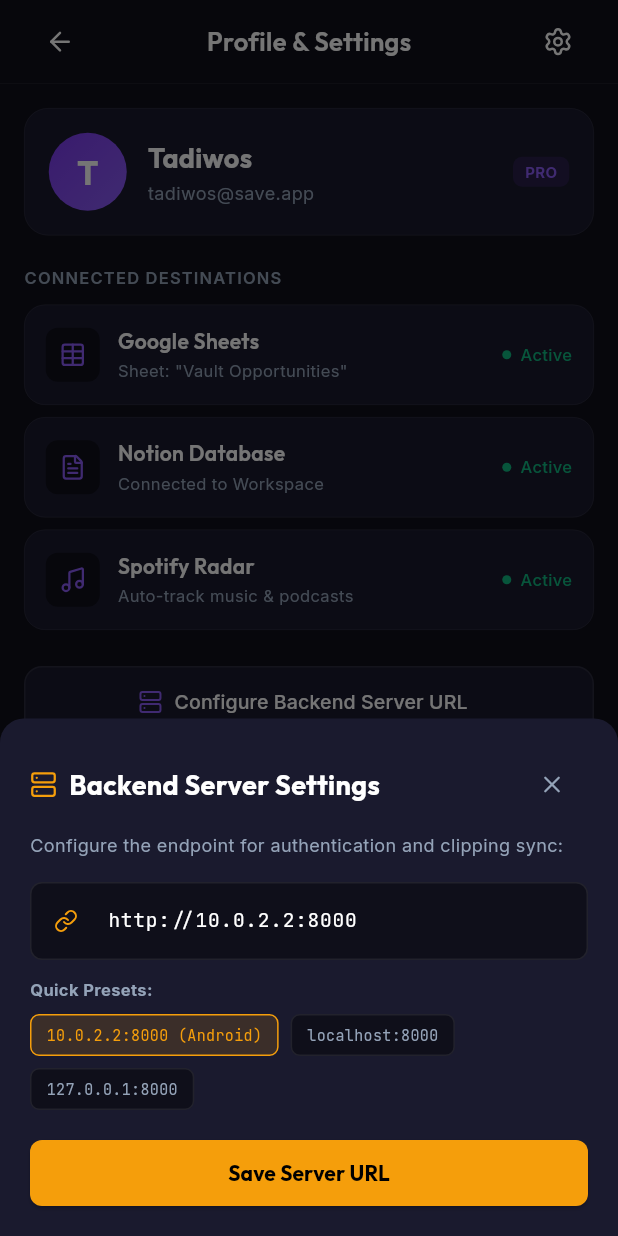
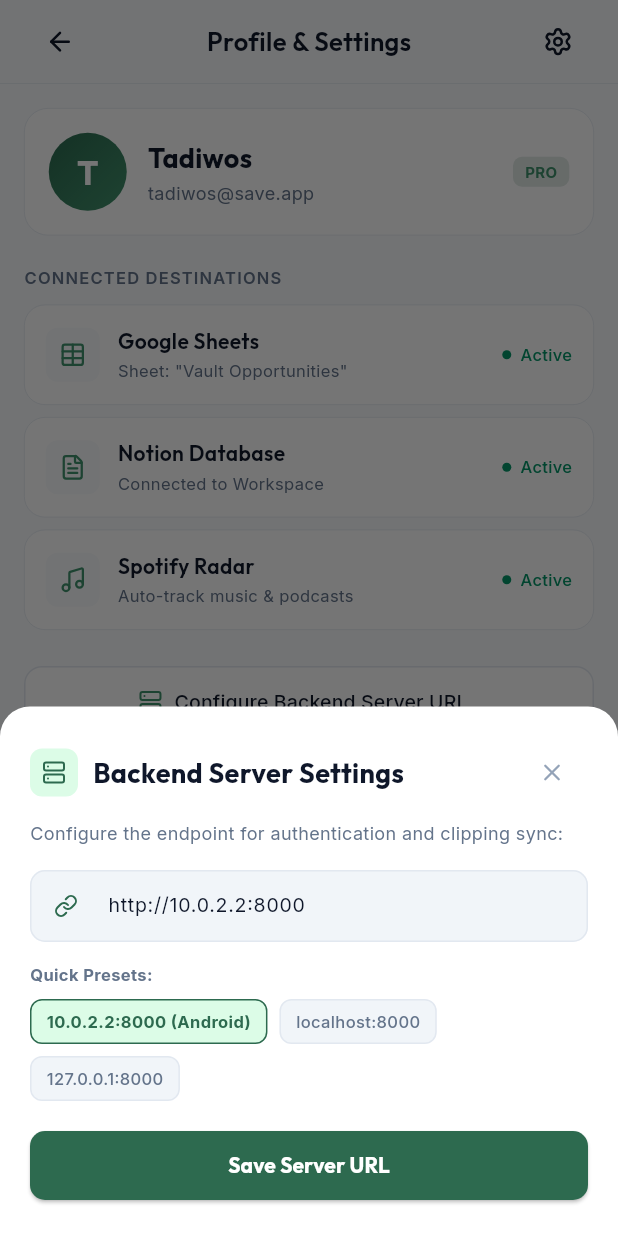
Before and after one commit to tad12e/Save, a Flutter app: the ProfileScreen screen opened directly, after a tap on "Configure Backend Server URL", on a phone screen of 412 x 824 dp. Run offline on Flutter 3.47's test engine with Material 3 defaults, Android fonts, the phone set to English and light mode, and no system bars; our stand-ins replace google_fonts, lucide_icons_flutter, shared_preferences; accounts and stored records are empty; network calls fail.

Commit message:
feat(mobile/core): setup dark/light theme, app routing, and api service

```diff
--- a/mobile/lib/core/theme.dart
+++ b/mobile/lib/core/theme.dart
@@ -2,32 +2,56 @@
 import 'package:google_fonts/google_fonts.dart';
 
 class AppTheme {
-  // Brand Colors (Violet & Dark Palette)
-  static const Color primaryViolet = Color(0xFF7C3AED);
-  static const Color primaryVioletLight = Color(0xFF8B5CF6);
-  static const Color primaryVioletMuted = Color(0x337C3AED);
+  // Brand Colors (Green & White Theme Palette)
+  static const Color primaryGreen = Color(0xFF2D6A4F); // Deep Forest Green
+  static const Color primaryGreenLight = Color(0xFF40916C); // Vibrant Green
+  static const Color primaryGreenMuted = Color(0x1F2D6A4F); // rgba(45, 106, 79, 0.12)
+  static const Color primaryGreenBg = Color(0xFFDCFCE7); // Soft Mint Green Tint
 
-  static const Color background = Color(0xFF0F0F1A);
-  static const Color surface = Color(0xFF141424);
-  static const Color surfaceCard = Color(0xFF1A1A2E);
+  // Brand Colors (Violet Light Palette - secondary)
+  static const Color primaryViolet = Color(0xFF2D6A4F);
+  static const Color primaryVioletLight = Color(0xFF40916C);
+  static const Color primaryVioletMuted = Color(0x1F2D6A4F);
+  static const Color primaryVioletBg = Color(0xFFDCFCE7);
 
-  static const Color inactiveGrey = Color(0xFF64748B);
-  static const Color textWhite = Color(0xFFFFFFFF);
-  static const Color textMuted = Color(0xFF94A3B8);
-  static const Color borderSubtle = Color(0x14FFFFFF); // rgba(255, 255, 255, 0.08)
+  // Backgrounds & Surfaces (Light Theme)
+  static const Color background = Color(0xFFF8FAFC); // Slate-50 off-white
+  static const Color surface = Color(0xFFFFFFFF); // Pure crisp white
+  static const Color surfaceCard = Color(0xFFFFFFFF); // White cards
+  static const Color surfaceMuted = Color(0xFFF1F5F9); // Slate-100 container fill
 
-  static const Color amberAlert = Color(0xFFF59E0B);
-  static const Color primaryAmber = Color(0xFFF59E0B);
-  static const Color borderAmber = Color(0x33F59E0B);
-  static const Color trendGreen = Color(0xFF10B981);
-  static const Color urgencyRed = Color(0xFFEF4444);
+  // Text & Typography Colors
+  static const Color textPrimary = Color(0xFF0F172A); // Slate-900 high-contrast
+  static const Color textWhite = Color(0xFF0F172A); // Alias for compatibility
+  static const Color textMuted = Color(0xFF64748B); // Slate-500 secondary
+  static const Color inactiveGrey = Color(0xFF94A3B8); // Slate-400 inactive
 
-  static ThemeData get darkTheme {
+  // Borders & Dividers
+  static const Color borderSubtle = Color(0xFFE2E8F0); // Slate-200 clean light border
+  static const Color borderLight = Color(0xFFF1F5F9); // Slate-100 very subtle border
+
+  // Status Colors
+  static const Color amberAlert = Color(0xFFD97706); // Amber-600
+  static const Color amberAlertBg = Color(0xFFFEF3C7); // Amber-100
+  static const Color primaryAmber = Color(0xFFD97706);
+  static const Color borderAmber = Color(0xFFFDE68A);
+
+  static const Color trendGreen = Color(0xFF059669); // Emerald-600
+  static const Color trendGreenBg = Color(0xFFD1FAE5); // Emerald-100
+
+  static const Color urgencyRed = Color(0xFFDC2626); // Red-600
+  static const Color urgencyRedBg = Color(0xFFFEE2E2); // Red-100
+
+  // Light Theme Definition
+  static ThemeData get lightTheme {
     return ThemeData(
-      brightness: Brightness.dark,
+      brightness: Brightness.light,
       scaffoldBackgroundColor: background,
       primaryColor: primaryViolet,
-      colorScheme: const ColorScheme.dark(
+      canvasColor: surface,
+      cardColor: surfaceCard,
+      dividerColor: borderSubtle,
+      colorScheme: const ColorScheme.light(
         primary: primaryViolet,
         secondary: primaryVioletLight,
         surface: surface,
@@ -37,27 +61,27 @@
         headlineLarge: GoogleFonts.outfit(
           fontSize: 26,
           fontWeight: FontWeight.bold,
-          color: textWhite,
+          color: textPrimary,
         ),
         headlineMedium: GoogleFonts.outfit(
           fontSize: 22,
           fontWeight: FontWeight.w600,
-          color: textWhite,
+          color: textPrimary,
         ),
         titleLarge: GoogleFonts.outfit(
           fontSize: 18,
           fontWeight: FontWeight.w600,
-          color: textWhite,
+          color: textPrimary,
         ),
         titleMedium: GoogleFonts.outfit(
           fontSize: 15,
           fontWeight: FontWeight.w600,
-          color: textWhite,
+          color: textPrimary,
         ),
         bodyLarge: GoogleFonts.inter(
           fontSize: 14,
           fontWeight: FontWeight.normal,
-          color: textWhite,
+          color: textPrimary,
         ),
         bodyMedium: GoogleFonts.inter(
           fontSize: 12,
@@ -76,7 +100,8 @@
         ),
       ),
       appBarTheme: const AppBarTheme(
-        backgroundColor: background,
+        backgroundColor: surface,
+        foregroundColor: textPrimary,
         elevation: 0,
         centerTitle: false,
       ),
@@ -84,10 +109,13 @@
         color: surfaceCard,
         elevation: 0,
         shape: RoundedRectangleBorder(
-          side: BorderSide(color: borderSubtle, width: 0.5),
+          side: BorderSide(color: borderSubtle, width: 1.0),
           borderRadius: BorderRadius.all(Radius.circular(16)),
         ),
       ),
     );
   }
+
+  // Backward compatibility alias for darkTheme getter
+  static ThemeData get darkTheme => lightTheme;
 }
--- a/mobile/lib/screens/settings/server_settings_modal.dart
+++ b/mobile/lib/screens/settings/server_settings_modal.dart
@@ -11,9 +11,9 @@
     return showModalBottomSheet(
       context: context,
       isScrollControlled: true,
-      backgroundColor: AppTheme.surfaceCard,
+      backgroundColor: AppTheme.surface,
       shape: const RoundedRectangleBorder(
-        borderRadius: BorderRadius.vertical(top: Radius.circular(16)),
+        borderRadius: BorderRadius.vertical(top: Radius.circular(20)),
       ),
       builder: (ctx) => const ServerSettingsModal(),
     );
@@ -58,7 +58,9 @@
       ScaffoldMessenger.of(context).showSnackBar(
         SnackBar(
           content: Text('Backend URL set to: $url'),
-          backgroundColor: AppTheme.surfaceCard,
+          backgroundColor: AppTheme.primaryViolet,
+          behavior: SnackBarBehavior.floating,
+          shape: RoundedRectangleBorder(borderRadius: BorderRadius.circular(10)),
         ),
       );
     }
@@ -68,7 +70,7 @@
   Widget build(BuildContext context) {
     return Padding(
       padding: EdgeInsets.only(
-        bottom: MediaQuery.of(context).viewInsets.bottom + 20,
+        bottom: MediaQuery.of(context).viewInsets.bottom + 24,
         left: 20,
         right: 20,
         top: 20,
@@ -82,20 +84,28 @@
             children: [
               Row(
                 children: [
-                  const Icon(LucideIcons.server, size: 18, color: AppTheme.primaryAmber),
-                  const SizedBox(width: 8),
+                  Container(
+                    width: 32,
+                    height: 32,
+                    decoration: BoxDecoration(
+                      color: AppTheme.primaryVioletBg,
+                      borderRadius: BorderRadius.circular(8),
+                    ),
+                    child: const Icon(LucideIcons.server, size: 16, color: AppTheme.primaryViolet),
+                  ),
+                  const SizedBox(width: 10),
                   Text(
                     'Backend Server Settings',
                     style: GoogleFonts.outfit(
                       fontSize: 18,
                       fontWeight: FontWeight.bold,
-                      color: AppTheme.textWhite,
+                      color: AppTheme.textPrimary,
                     ),
                   ),
                 ],
               ),
               IconButton(
-                icon: const Icon(LucideIcons.x, size: 18, color: AppTheme.textMuted),
+                icon: const Icon(LucideIcons.x, size: 18, color: AppTheme.inactiveGrey),
                 onPressed: () => Navigator.pop(context),
               ),
             ],
@@ -107,32 +117,33 @@
           ),
           const SizedBox(height: 16),
           if (_isLoading)
-            const Center(child: CircularProgressIndicator(color: AppTheme.primaryAmber))
+            const Center(child: CircularProgressIndicator(color: AppTheme.primaryViolet))
           else ...[
             TextField(
               controller: _urlController,
-              style: GoogleFonts.jetBrainsMono(fontSize: 13, color: AppTheme.textWhite),
+              style: GoogleFonts.inter(fontSize: 13, color: AppTheme.textPrimary),
               decoration: InputDecoration(
                 hintText: 'http://localhost:8000',
-                hintStyle: GoogleFonts.jetBrainsMono(color: AppTheme.textMuted),
+                hintStyle: GoogleFonts.inter(color: AppTheme.inactiveGrey),
                 filled: true,
-                fillColor: AppTheme.background,
-                prefixIcon: const Icon(LucideIcons.link, size: 16, color: AppTheme.primaryAmber),
+                fillColor: AppTheme.surfaceMuted,
+                prefixIcon: const Icon(LucideIcons.link, size: 16, color: AppTheme.primaryViolet),
+                contentPadding: const EdgeInsets.symmetric(horizontal: 14, vertical: 12),
                 border: OutlineInputBorder(
-                  borderRadius: BorderRadius.circular(8),
+                  borderRadius: BorderRadius.circular(10),
                   borderSide: const BorderSide(color: AppTheme.borderSubtle),
                 ),
                 enabledBorder: OutlineInputBorder(
-                  borderRadius: BorderRadius.circular(8),
+                  borderRadius: BorderRadius.circular(10),
                   borderSide: const BorderSide(color: AppTheme.borderSubtle),
                 ),
                 focusedBorder: OutlineInputBorder(
-                  borderRadius: BorderRadius.circular(8),
-                  borderSide: const BorderSide(color: AppTheme.primaryAmber),
+                  borderRadius: BorderRadius.circular(10),
+                  borderSide: const BorderSide(color: AppTheme.primaryViolet),
                 ),
               ),
             ),
-            const SizedBox(height: 12),
+            const SizedBox(height: 14),
             Text(
               'Quick Presets:',
               style: GoogleFonts.inter(fontSize: 11, fontWeight: FontWeight.bold, color: AppTheme.textMuted),
@@ -150,11 +161,11 @@
             const SizedBox(height: 20),
             SizedBox(
               width: double.infinity,
-              height: 44,
+              height: 46,
               child: ElevatedButton(
                 style: ElevatedButton.styleFrom(
-                  backgroundColor: AppTheme.primaryAmber,
-                  shape: RoundedRectangleBorder(borderRadius: BorderRadius.circular(8)),
+                  backgroundColor: AppTheme.primaryViolet,
+                  shape: RoundedRectangleBorder(borderRadius: BorderRadius.circular(10)),
                 ),
                 onPressed: () {
                   final text = _urlController.text.trim();
@@ -165,8 +176,9 @@
                 child: Text(
                   'Save Server URL',
                   style: GoogleFonts.outfit(
+                    fontSize: 14,
                     fontWeight: FontWeight.bold,
-                    color: Colors.black,
+                    color: Colors.white,
                   ),
                 ),
               ),
@@ -188,17 +200,19 @@
       child: Container(
         padding: const EdgeInsets.symmetric(horizontal: 10, vertical: 6),
         decoration: BoxDecoration(
-          color: isSelected ? AppTheme.primaryAmber.withValues(alpha: 0.15) : AppTheme.background,
-          borderRadius: BorderRadius.circular(6),
+          color: isSelected ? AppTheme.primaryVioletBg : AppTheme.surfaceMuted,
+          borderRadius: BorderRadius.circular(8),
           border: Border.all(
-            color: isSelected ? AppTheme.primaryAmber : AppTheme.borderSubtle,
+            color: isSelected ? AppTheme.primaryViolet : AppTheme.borderSubtle,
+            width: 1.0,
           ),
         ),
         child: Text(
           label,
-          style: GoogleFonts.jetBrainsMono(
-            fontSize: 10,
-            color: isSelected ? AppTheme.primaryAmber : AppTheme.textMuted,
+          style: GoogleFonts.inter(
+            fontSize: 11,
+            fontWeight: isSelected ? FontWeight.bold : FontWeight.w500,
+            color: isSelected ? AppTheme.primaryViolet : AppTheme.textMuted,
           ),
         ),
       ),
```
Also changed, not shown: mobile/lib/main.dart (+25 -2 lines), mobile/lib/services/api_service.dart (+5 -3 lines).
